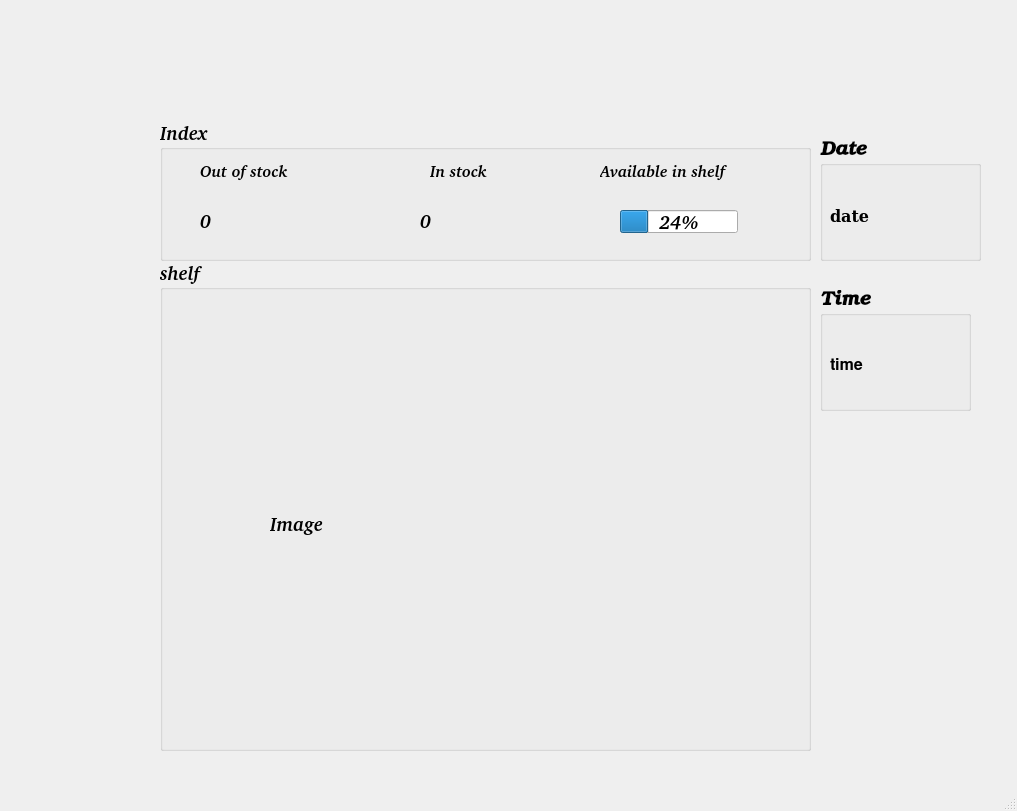
First picture: the form in design.ui, repository Winxkin/pyqt5_inventory, before the edit.
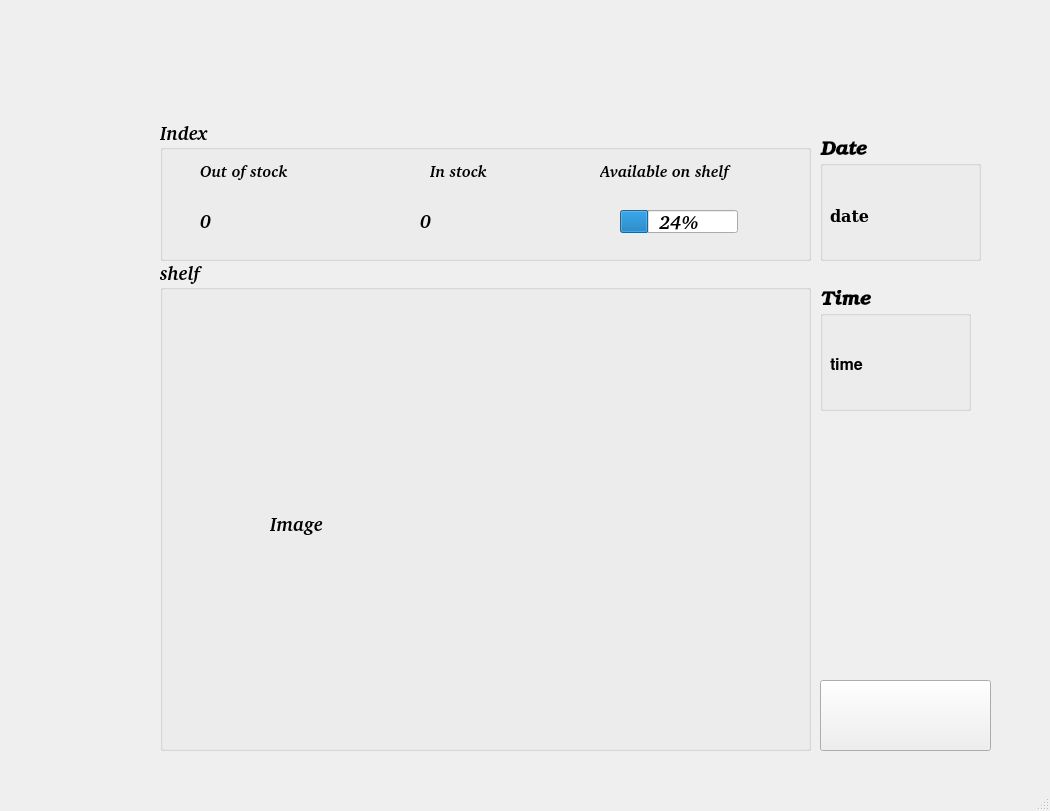
Second picture: the form after the edit. Icons and pictures are not drawn.

Commit message: add icon to button

What changed in the file:
```diff
--- a/design.ui
+++ b/design.ui
@@ -6,7 +6,7 @@
    <rect>
     <x>0</x>
     <y>0</y>
-    <width>1017</width>
+    <width>1050</width>
     <height>811</height>
    </rect>
   </property>
@@ -137,7 +137,7 @@
       </font>
      </property>
      <property name="text">
-      <string>Available in shelf</string>
+      <string>Available on shelf</string>
      </property>
     </widget>
     <widget class="QLabel" name="OOS_index">
@@ -268,6 +268,28 @@
      </property>
     </widget>
    </widget>
+   <widget class="QPushButton" name="inventory_btn">
+    <property name="geometry">
+     <rect>
+      <x>820</x>
+      <y>680</y>
+      <width>171</width>
+      <height>71</height>
+     </rect>
+    </property>
+    <property name="font">
+     <font>
+      <family>URW Bookman [UKWN]</family>
+      <pointsize>12</pointsize>
+      <weight>75</weight>
+      <italic>true</italic>
+      <bold>true</bold>
+     </font>
+    </property>
+    <property name="text">
+     <string/>
+    </property>
+   </widget>
   </widget>
   <widget class="QMenuBar" name="menubar">
    <property name="geometry">
```
Left out of the diff: 6 changed lines with no effect on the pictures. The commit also changes 4 other files.
